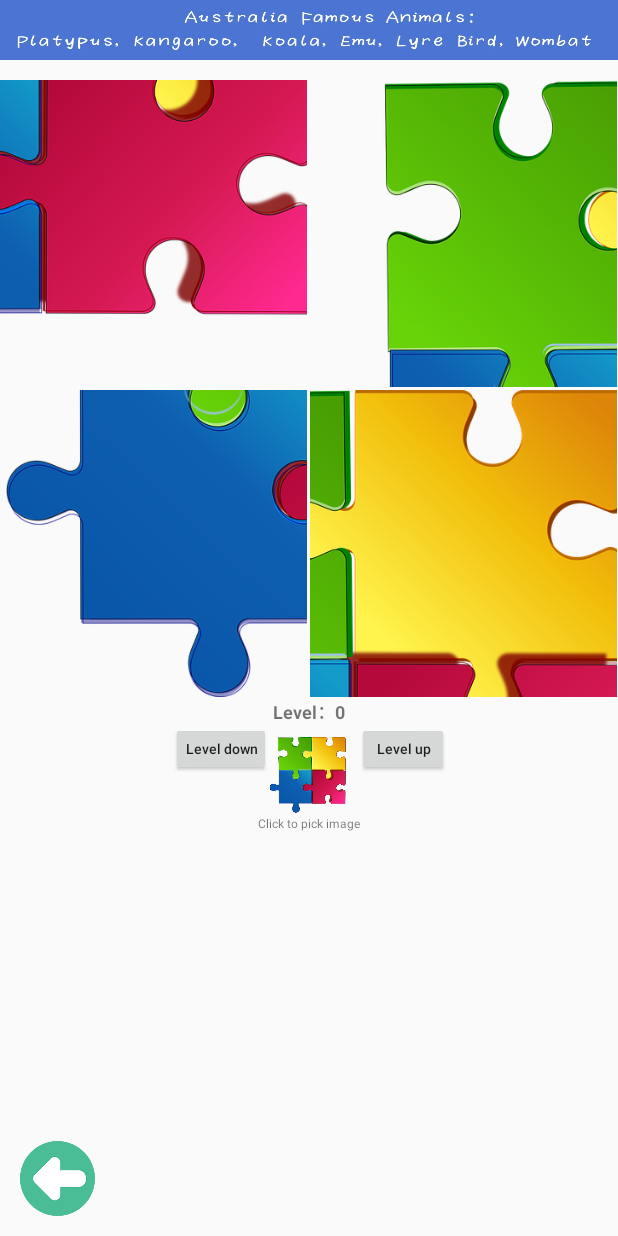
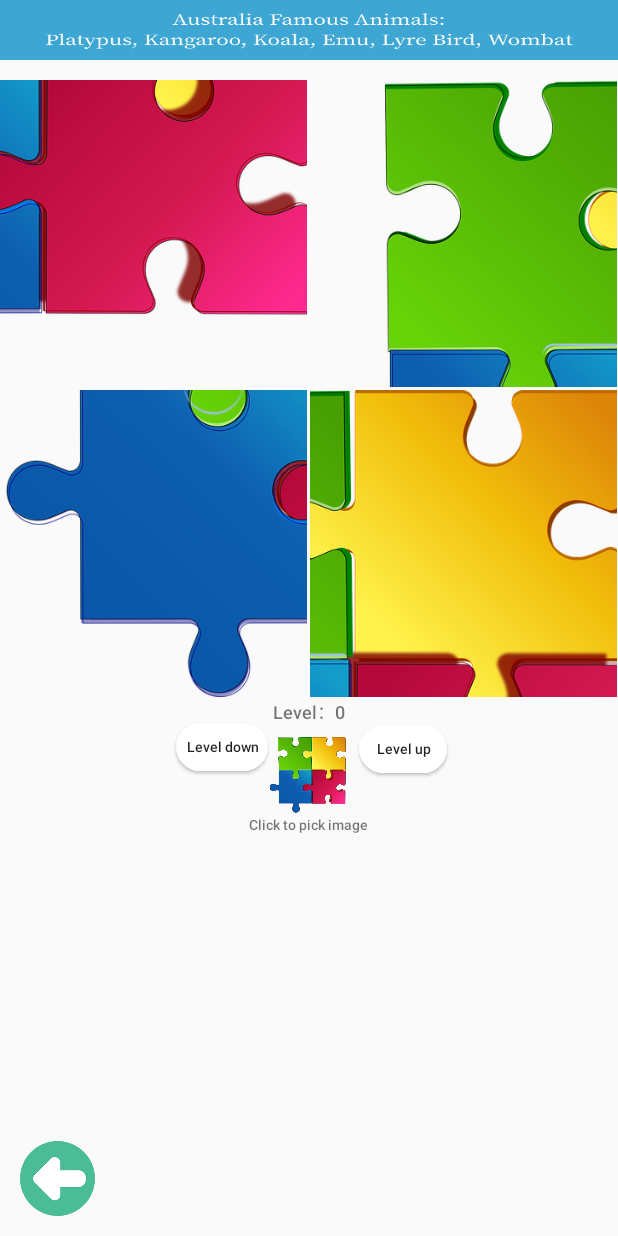
Before and after one commit to Leo9295/KidOZone_Iteration3, an Android app: the PuzzleAnimal screen opened directly, with no data from a screen before it, on a phone screen of 412 x 824 dp. Run offline under Robolectric (Android 15) with nearby library versions, the light colour scheme and no system bars.

Commit message:
Unify the application font in each page.

```diff
--- a/app/src/main/res/layout/activity_main.xml
+++ b/app/src/main/res/layout/activity_main.xml
@@ -15,9 +15,10 @@
         android:layout_centerHorizontal="true"
         android:layout_marginTop="3dp"
         android:background="@drawable/button_style6"
+        android:fontFamily="sans-serif-medium"
+        android:textAllCaps="false"
         android:text="Puzzle Game"
         android:textAlignment="center"
-        android:textAllCaps="false"
         android:textColor="#000000"
         android:textSize="16sp" />
 
--- a/app/src/main/res/layout/lunch_box.xml
+++ b/app/src/main/res/layout/lunch_box.xml
@@ -14,6 +14,7 @@
         android:layout_centerHorizontal="true"
         android:layout_marginTop="10dp"
         android:text="✖ ←   →   ❤"
+        android:fontFamily="sans-serif-medium"
         android:textAllCaps="false"
         android:textSize="18sp"
         android:textStyle="bold" />
@@ -25,6 +26,7 @@
         android:layout_below="@+id/textDes"
         android:layout_centerHorizontal="true"
         android:layout_marginTop="30dp"
+        android:fontFamily="sans-serif-medium"
         android:text=""
         android:textAllCaps="false"
         android:textSize="18sp" />
@@ -74,6 +76,7 @@
         android:layout_alignParentBottom="true"
         android:layout_centerHorizontal="true"
         android:text="0/6"
+        android:fontFamily="sans-serif-medium"
         android:textSize="24sp" />
 
 
--- a/app/src/main/res/layout/lunch_result.xml
+++ b/app/src/main/res/layout/lunch_result.xml
@@ -90,6 +90,8 @@
         android:layout_marginTop="50dp"
         android:text="More category and less junk food!"
         android:textSize="18sp"
+        android:fontFamily="sans-serif-medium"
+        android:textAllCaps="false"
         android:textStyle="bold" />
 
     <ImageView
@@ -107,8 +109,9 @@
         android:layout_width="match_parent"
         android:layout_height="42dp"
         android:layout_below="@+id/imageFood3"
+        android:layout_centerHorizontal="true"
         android:layout_marginTop="25dp"
-        android:layout_centerHorizontal="true"
+        android:fontFamily="sans-serif-medium"
         android:gravity="center"
         android:text=""
         android:textSize="20sp" />
--- a/app/src/main/res/layout/puzzle.xml
+++ b/app/src/main/res/layout/puzzle.xml
@@ -8,10 +8,10 @@
 
     <ImageView
         android:id="@+id/imageView3"
-        android:layout_width="wrap_content"
-        android:layout_height="50dp"
+        android:layout_width="match_parent"
+        android:layout_height="70dp"
         android:scaleType="fitXY"
-        app:srcCompat="@drawable/puzzle_title"/>
+        app:srcCompat="@drawable/puzzle_title" />
 
     <Button
         android:id="@+id/imageAnimal"
--- a/app/src/main/res/layout/puzzle_animal.xml
+++ b/app/src/main/res/layout/puzzle_animal.xml
@@ -32,8 +32,9 @@
         android:layout_height="wrap_content"
         android:layout_below="@+id/ivSrcImg"
         android:layout_centerInParent="true"
+        android:fontFamily="sans-serif-medium"
         android:text="Click to pick image"
-        android:textSize="12sp" />
+        android:textSize="14sp" />
 
     <TextView
         android:id="@+id/tvLevel"
@@ -41,8 +42,8 @@
         android:layout_height="wrap_content"
         android:layout_below="@+id/puzzleLayout"
         android:layout_centerInParent="true"
-        android:textSize="18sp"
-        android:textStyle="bold" />
+        android:fontFamily="sans-serif-medium"
+        android:textSize="18sp" />
 
     <Button
         android:id="@+id/btnAddLevel"
@@ -53,6 +54,7 @@
         android:layout_toRightOf="@+id/ivSrcImg"
         android:onClick="addLevel"
         android:textAllCaps="false"
+        android:background="@drawable/button_style5"
         android:text="Level up" />
 
     <Button
@@ -60,11 +62,15 @@
         android:layout_width="wrap_content"
         android:layout_height="wrap_content"
         android:layout_below="@+id/tvLevel"
+        android:layout_marginLeft="10dp"
+        android:layout_marginTop="-2dp"
+        android:layout_marginRight="1dp"
         android:layout_toLeftOf="@+id/ivSrcImg"
-        android:layout_marginLeft="10dp"
+        android:fontFamily="sans-serif-medium"
         android:onClick="reduceLevel"
-        android:textAllCaps="false"
-        android:text="Level down" />
+        android:text="Level down"
+        android:background="@drawable/button_style5"
+        android:textAllCaps="false" />
 
     <Button
         android:id="@+id/backButton"
--- a/app/src/main/res/layout/waste.xml
+++ b/app/src/main/res/layout/waste.xml
@@ -25,8 +25,8 @@
 
     <ImageView
         android:id="@+id/imageDes"
-        android:layout_width="wrap_content"
-        android:layout_height="50dp"
+        android:layout_width="match_parent"
+        android:layout_height="71dp"
         android:scaleType="fitXY"
         app:srcCompat="@drawable/bin_title" />
 
@@ -37,6 +37,7 @@
         android:layout_alignParentTop="true"
         android:layout_centerHorizontal="true"
         android:layout_marginTop="240dp"
+        android:fontFamily="sans-serif-medium"
         android:text="TextView"
         android:textAllCaps="false"
         android:textSize="18sp" />
```
Also changed, not shown: app/src/main/res/layout/activity_about_us.xml (+18 -6 lines), app/src/main/res/layout/puzzle_sport.xml (+9 -5 lines), app/src/main/res/layout/puzzle_view.xml (+10 -7 lines), app/src/main/res/drawable/animal_title.jpeg (deleted), app/src/main/res/drawable/animal_title.png (added), app/src/main/res/drawable/bin_title.jpeg (deleted), app/src/main/res/drawable/bin_title.png (added), app/src/main/res/drawable/puzzle_title.jpeg (deleted), app/src/main/res/drawable/puzzle_title.png (added), app/src/main/res/drawable/sight_title.jpeg (deleted), app/src/main/res/drawable/sport_title.jpeg (deleted), app/src/main/res/drawable/sport_title.png (added), app/src/main/res/drawable/view_title.png (added).
